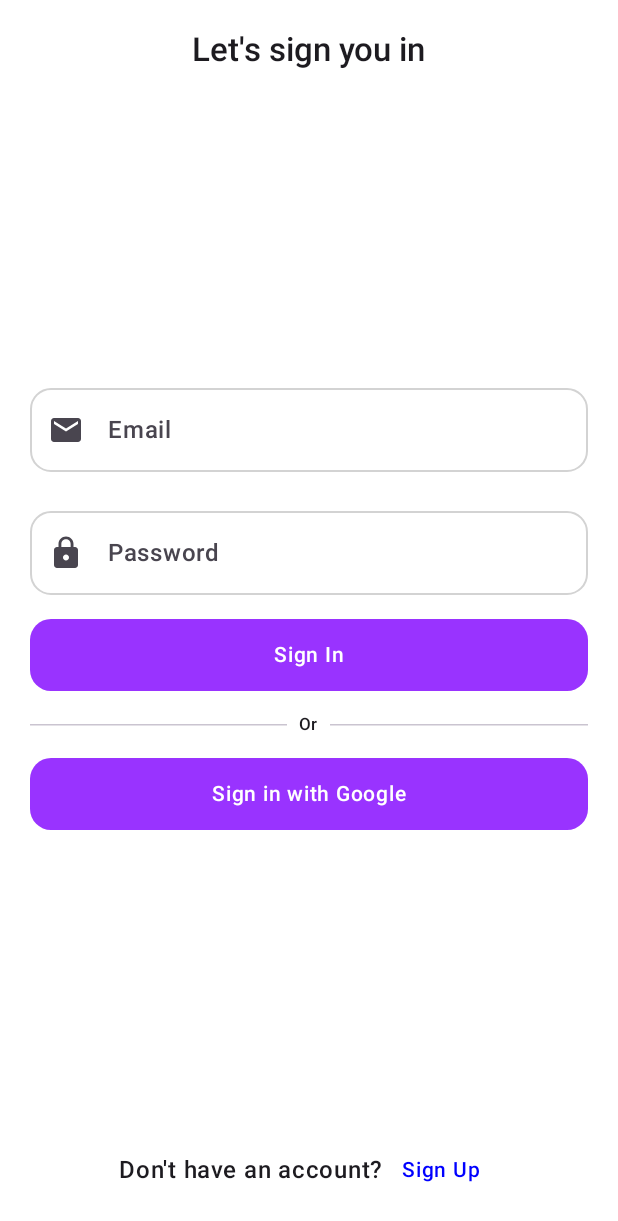
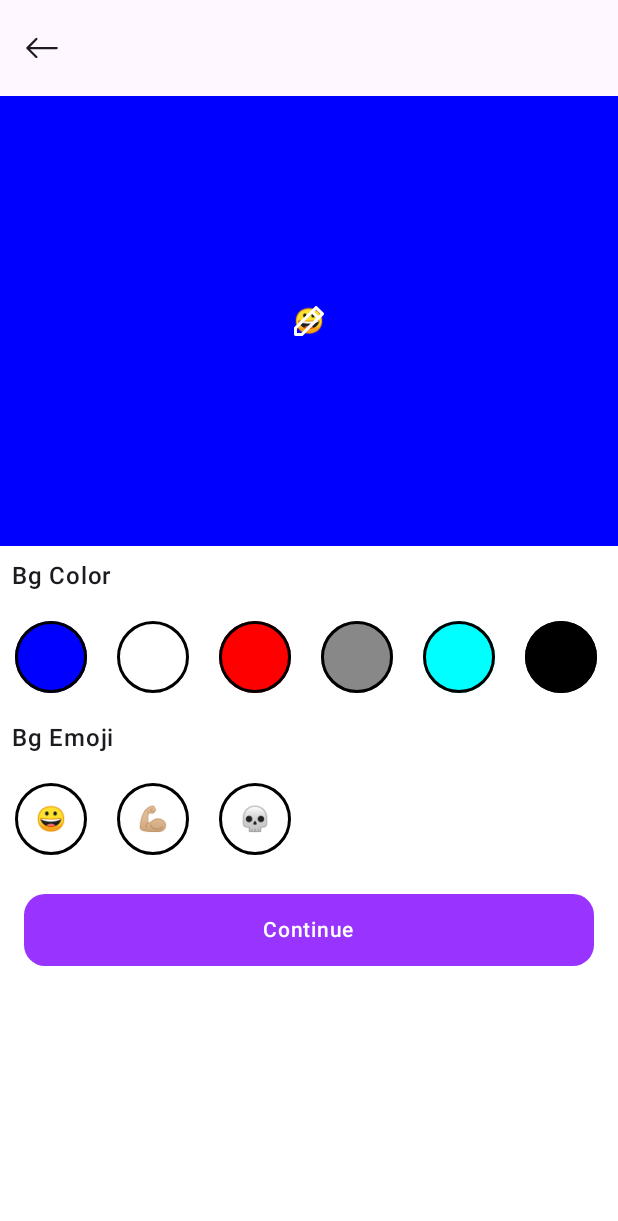
Before and after one commit to itsivag/Blibberly_Android, an Android app built with Jetpack Compose: the screen it shows after launch (MainActivity), on a phone screen of 412 x 824 dp. Shown: the top 1221 px of the screen. Run offline under Robolectric (Android 15) with nearby library versions, the phone set to English and light mode, and no system bars; 1 statement that could not run was skipped.

Commit message:
Added emoji

```diff
--- a/app/src/main/java/com/superbeta/blibberly/auth/presentation/SignInScreen.kt
+++ b/app/src/main/java/com/superbeta/blibberly/auth/presentation/SignInScreen.kt
@@ -132,6 +132,8 @@ fun SignInScreen(modifier: Modifier, navController: NavHostController) {
 
                     AuthRepositoryImpl().signInWithEmail(email.text, password.text)
 
+                }.invokeOnCompletion {
+                    navController.navigate(Screen.Home.route)
                 }
 //                navController.navigate("otp_enter")
             })
--- a/app/src/main/java/com/superbeta/blibberly/auth/presentation/SignUpScreen.kt
+++ b/app/src/main/java/com/superbeta/blibberly/auth/presentation/SignUpScreen.kt
@@ -136,7 +136,7 @@ fun SignUpScreen(modifier: Modifier, navController: NavHostController) {
 
 
         PrimaryButton(modifier = internalModifier,
-            buttonText = "Sign In",
+            buttonText = "Sign Up",
             isButtonEnabled = isButtonEnabled,
             onClickMethod = {
                 scope.launch {
@@ -144,7 +144,7 @@ fun SignUpScreen(modifier: Modifier, navController: NavHostController) {
 //                        mEmail = email.text, mPassword = password.text
 //                    )
 
-                    AuthRepositoryImpl().signInWithEmail(email.text, password.text)
+                    AuthRepositoryImpl().createUser(email.text, password.text)
 
                 }
 //                navController.navigate("otp_enter")
--- a/app/src/main/java/com/superbeta/blibberly/navigation/BlibberlyNavHost.kt
+++ b/app/src/main/java/com/superbeta/blibberly/navigation/BlibberlyNavHost.kt
@@ -26,7 +26,7 @@ import com.superbeta.blibberly_chat.presentation.ui.components.ChatListScreen
 fun BlibberlyNavHost(
     navController: NavHostController,
     modifier: Modifier,
-    startDestination: String = Screen.SignIn.route
+    startDestination: String = Screen.Photo.route
 ) {
 
     NavHost(navController = navController, startDestination = startDestination) {
--- a/app/src/main/java/com/superbeta/blibberly/onBoarding/presentation/ui/PhotoScreen.kt
+++ b/app/src/main/java/com/superbeta/blibberly/onBoarding/presentation/ui/PhotoScreen.kt
@@ -1,32 +1,41 @@
 package com.superbeta.blibberly.onBoarding.presentation.ui
 
-import androidx.compose.foundation.layout.Column
-import androidx.compose.foundation.layout.Spacer
+import androidx.compose.foundation.Image
+import androidx.compose.foundation.background
+import androidx.compose.foundation.border
+import androidx.compose.foundation.clickable
+import androidx.compose.foundation.layout.Box
+import androidx.compose.foundation.layout.fillMaxHeight
 import androidx.compose.foundation.layout.fillMaxWidth
+import androidx.compose.foundation.layout.height
 import androidx.compose.foundation.layout.padding
+import androidx.compose.foundation.layout.size
+import androidx.compose.foundation.lazy.LazyColumn
+import androidx.compose.foundation.lazy.LazyRow
+import androidx.compose.foundation.shape.CircleShape
 import androidx.compose.material3.ExperimentalMaterial3Api
 import androidx.compose.material3.Icon
 import androidx.compose.material3.IconButton
+import androidx.compose.material3.Text
 import androidx.compose.material3.TopAppBar
 import androidx.compose.runtime.Composable
-import androidx.compose.runtime.LaunchedEffect
 import androidx.compose.runtime.getValue
 import androidx.compose.runtime.mutableStateOf
 import androidx.compose.runtime.remember
 import androidx.compose.runtime.rememberCoroutineScope
 import androidx.compose.runtime.setValue
+import androidx.compose.ui.Alignment
 import androidx.compose.ui.Modifier
+import androidx.compose.ui.graphics.Brush
+import androidx.compose.ui.graphics.Color
 import androidx.compose.ui.graphics.vector.ImageVector
+import androidx.compose.ui.layout.ContentScale
 import androidx.compose.ui.res.vectorResource
 import androidx.compose.ui.unit.dp
 import androidx.navigation.NavHostController
 import com.superbeta.blibberly.R
-import com.superbeta.blibberly.profile.ProfilePhotoScreen
 import com.superbeta.blibberly.ui.theme.components.PrimaryButton
-import com.superbeta.blibberly.user.data.model.UserDataModel
-import com.superbeta.blibberly.user.presentation.UserViewModel
 import com.superbeta.blibberly.utils.Screen
-import kotlinx.coroutines.launch
 
 @OptIn(ExperimentalMaterial3Api::class)
 @Composable
@@ -37,9 +46,35 @@ fun PhotoScreen(
     val isButtonEnabled by remember {
         mutableStateOf(true)
     }
+    val scope = rememberCoroutineScope()
+    val avatarBGColorsList = listOf(
+        Color.Blue,
+        Color.White,
+        Color.Red,
+        Color.Gray,
+        Color.Cyan,
+        Color.Black,
+        Color.DarkGray,
+        Color.Green,
+        Color.Magenta,
+        Color.Yellow
+    )
+
+    val avatarBGEmojiList = listOf(
+        "😀", "💪🏼", "💀"
+    )
+
+    var selectedAvatarBGColor by remember {
+        mutableStateOf(avatarBGColorsList[0])
+    }
 
 
-    Column {
+    var selectedAvatarBGEmoji by remember {
+        mutableStateOf(avatarBGEmojiList[0])
+    }
+
+    LazyColumn {
+        item {
             TopAppBar(title = { }, navigationIcon = {
                 IconButton(onClick = { navController.popBackStack() }) {
                     Icon(
@@ -48,16 +83,77 @@ fun PhotoScreen(
                     )
                 }
             })
-        Spacer(modifier = Modifier.weight(1f))
-        ProfilePhotoScreen()
+        }
+
+        item {
+            Box(
+                modifier = Modifier
+                    .fillMaxWidth()
+                    .height(300.dp)
+                    .background(color = selectedAvatarBGColor), contentAlignment = Alignment.Center
+            ) {
+                Text(text = selectedAvatarBGEmoji)
+                Image(
+                    imageVector = ImageVector.vectorResource(id = R.drawable.edit),
+                    contentDescription = "avatar",
+                    contentScale = ContentScale.None,
+                )
+            }
+        }
+
+        item {
+            Text(text = "Bg Color", modifier = Modifier.padding(8.dp))
+            LazyRow {
+                items(count = avatarBGColorsList.size) { color ->
+                    Box(modifier = Modifier
+                        .padding(10.dp)
+                        .size(48.dp)
+                        .background(color = avatarBGColorsList[color], shape = CircleShape)
+                        .border(
+                            width = 2.dp,
+                            shape = CircleShape,
+                            brush = Brush.linearGradient(listOf(Color.Black, Color.Black))
+                        )
+                        .clickable {
+                            selectedAvatarBGColor = avatarBGColorsList[color]
+                        })
+                }
+            }
+        }
+
+        item {
+            Text(text = "Bg Emoji", modifier = Modifier.padding(8.dp))
+            LazyRow {
+                items(count = avatarBGEmojiList.size) { emoji ->
+                    Box(
+                        modifier = Modifier
+                            .padding(10.dp)
+                            .size(48.dp)
+                            .border(
+                                width = 2.dp,
+                                shape = CircleShape,
+                                brush = Brush.linearGradient(listOf(Color.Black, Color.Black))
+                            )
+                            .clickable {
+                                selectedAvatarBGEmoji = avatarBGEmojiList[emoji]
+                            }, contentAlignment = Alignment.Center
+                    ) {
+                        Text(text = avatarBGEmojiList[emoji])
+                    }
+                }
+            }
+        }
+
+        item {
             PrimaryButton(
                 modifier = Modifier
                     .fillMaxWidth()
                     .padding(16.dp),
-            buttonText = "Skip",
+                buttonText = "Continue",
                 isButtonEnabled = isButtonEnabled
             ) {
                 navController.navigate(Screen.CurateProfile.route)
             }
         }
     }
+}
```
Lines whose indentation alone changed are shown as unchanged.
